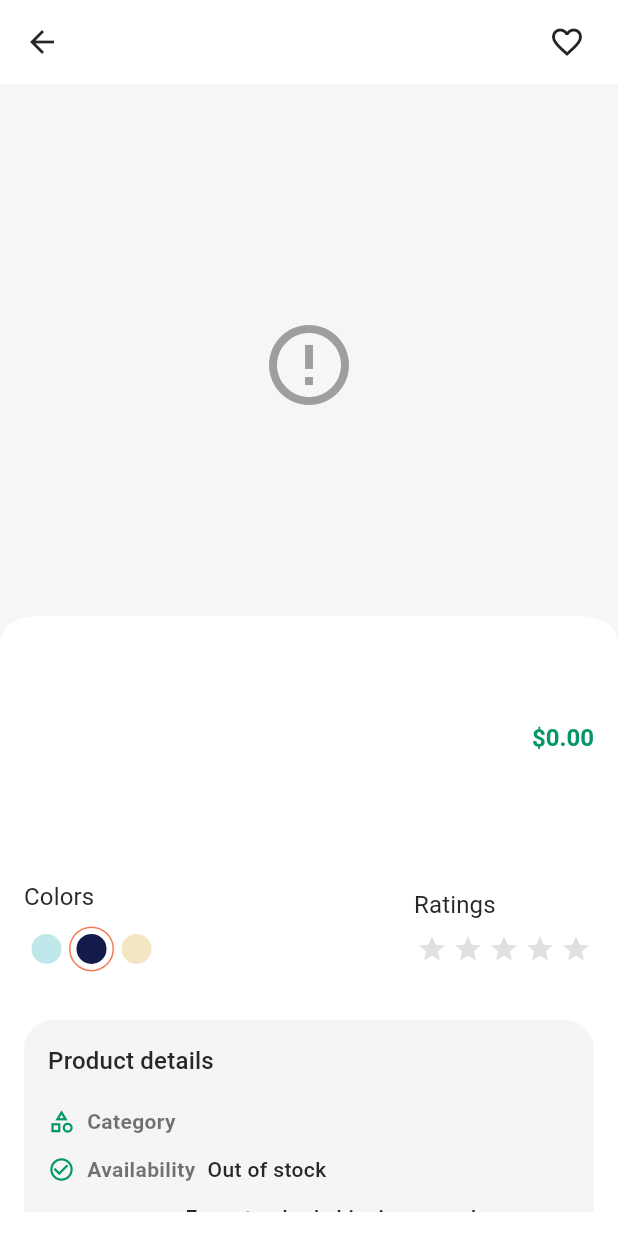
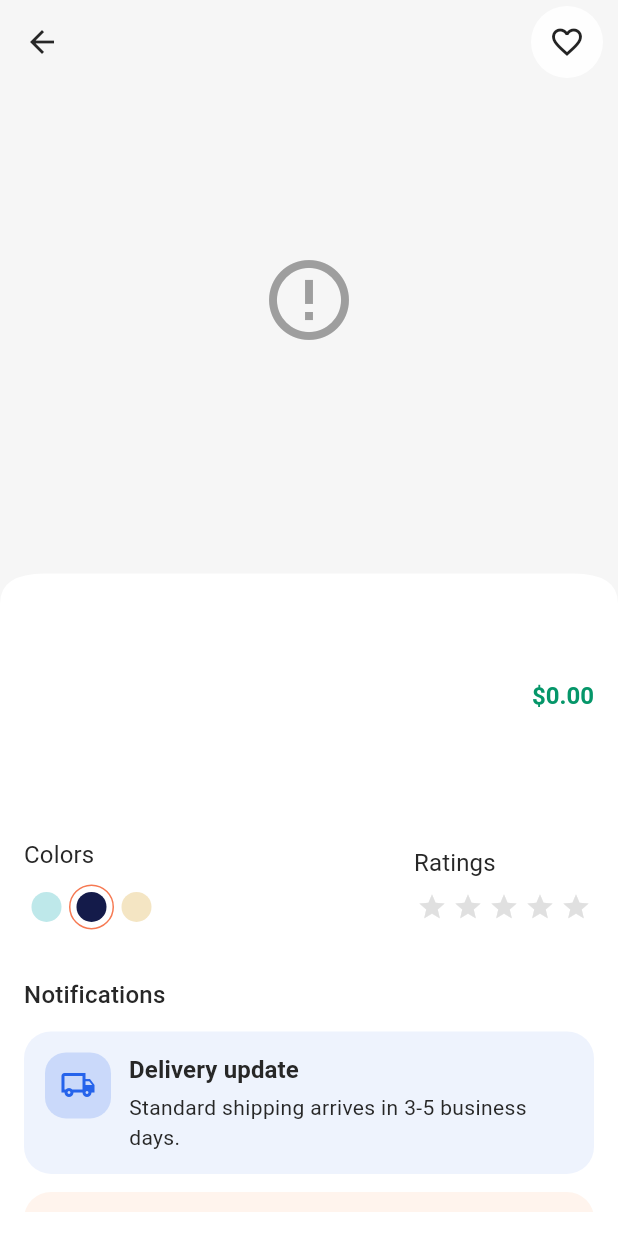
Before and after one commit to Vivek5kwt/shopping, a Flutter app: the DetailsScreen screen opened directly with empty values, on a phone screen of 412 x 824 dp. Run offline on Flutter 3.47's test engine with Material 3 defaults, Android fonts, the phone set to English and light mode, and no system bars; drawn by our look-alikes of flutter_rating_bar; our stand-ins replace cached_network_image, file_picker, firebase_core, fl_chart, flutter_easyloading, flutter_native_splash and 13 more; missing offline and left inert: cloudinary_public; accounts and stored records are empty; Roboto replaces fonts that are missing (Poppins); project files that could hold a hidden picture were left out.

Commit message:
Improve product detail layout

```diff
--- a/lib/features/screens/details/details_screen.dart
+++ b/lib/features/screens/details/details_screen.dart
@@ -29,6 +29,26 @@ class DetailsScreen extends StatefulWidget {
 class _DetailsScreenState extends State<DetailsScreen> {
   late final ValueNotifier<int> _selectedImageNotifier;
   late final ValueNotifier<int> _selectedColorNotifier;
+  final List<_DetailsNotification> _notificationHighlights = const [
+    _DetailsNotification(
+      title: 'Delivery update',
+      description: 'Standard shipping arrives in 3-5 business days.',
+      icon: Icons.local_shipping_outlined,
+      color: Color(0xFF2563EB),
+    ),
+    _DetailsNotification(
+      title: 'Low stock alert',
+      description: 'Only a few pieces left — order soon to reserve yours.',
+      icon: Icons.inventory_2_outlined,
+      color: Color(0xFFF97316),
+    ),
+    _DetailsNotification(
+      title: 'Easy returns',
+      description: 'Free 30-day returns and doorstep pickup available.',
+      icon: Icons.repeat,
+      color: Color(0xFF059669),
+    ),
+  ];
 
   // Define available colors
   final List<Color> availableColors = const [
@@ -117,17 +137,24 @@ class _DetailsScreenState extends State<DetailsScreen> {
   @override
   Widget build(BuildContext context) {
     final isDark = THelperFunctions.isDarkMode(context);
+    final theme = Theme.of(context);
+    final overlayStyle = SystemUiOverlayStyle(
+      statusBarColor: Colors.transparent,
+      statusBarIconBrightness: isDark ? Brightness.light : Brightness.dark,
+      statusBarBrightness: isDark ? Brightness.dark : Brightness.light,
+    );
 
     return AnnotatedRegion<SystemUiOverlayStyle>(
-      value: SystemUiOverlayStyle.dark.copyWith(
-        statusBarColor: Colors.white,
-        statusBarIconBrightness: Brightness.dark,
-        statusBarBrightness: Brightness.light,
-      ),
+      value: overlayStyle,
       child: Scaffold(
         backgroundColor: Colors.white,
+        extendBodyBehindAppBar: true,
         appBar: CustomeAppbar(
           showbackArrow: true,
+          backgroundColor: Colors.transparent,
+          elevation: 0,
+          surfaceTintColor: Colors.transparent,
+          systemOverlayStyle: overlayStyle,
           actions: [
             FavouriteIcon(
               color: Colors.grey.shade100,
@@ -136,7 +163,10 @@ class _DetailsScreenState extends State<DetailsScreen> {
             SizedBox(width: 10),
           ],
         ),
-        body: Column(
+        body: SafeArea(
+          top: false,
+          bottom: false,
+          child: Column(
             children: [
               Expanded(
                 child: CurveWidget(
@@ -152,7 +182,8 @@ class _DetailsScreenState extends State<DetailsScreen> {
                             ),
                             child: Center(
                               child: SizedBox(
-                            height: MediaQuery.of(context).size.height * 0.4,
+                                height:
+                                    MediaQuery.of(context).size.height * 0.4,
                                 child: ValueListenableBuilder<int>(
                                   valueListenable: _selectedImageNotifier,
                                   builder: (context, index, _) {
@@ -182,10 +213,11 @@ class _DetailsScreenState extends State<DetailsScreen> {
                                 return ListView.separated(
                                   itemCount: widget.product.images.length,
                                   shrinkWrap: true,
-                              physics: const AlwaysScrollableScrollPhysics(),
+                                  physics:
+                                      const AlwaysScrollableScrollPhysics(),
                                   scrollDirection: Axis.horizontal,
-                              separatorBuilder: (_, __) =>
-                                  const SizedBox(width: TSizes.spaceBtwItems),
+                                  separatorBuilder: (_, __) => const SizedBox(
+                                      width: TSizes.spaceBtwItems),
                                   itemBuilder: (context, index) {
                                     final image = widget.product.images[index];
                                     final isSelected = selectedIndex == index;
@@ -205,10 +237,13 @@ class _DetailsScreenState extends State<DetailsScreen> {
                                             ? 2
                                             : 1, // Make selected border thicker
                                       ),
-                                  padding: const EdgeInsets.all(TSizes.sm),
+                                      padding:
+                                          const EdgeInsets.all(TSizes.sm),
                                       onPressed: () {
-                                    if (_selectedImageNotifier.value != index) {
-                                      _selectedImageNotifier.value = index;
+                                        if (_selectedImageNotifier.value !=
+                                            index) {
+                                          _selectedImageNotifier.value =
+                                              index;
                                         }
                                       },
                                     );
@@ -251,13 +286,18 @@ class _DetailsScreenState extends State<DetailsScreen> {
                               Expanded(
                                 child: Text(
                                   widget.product.name,
-                              style: Theme.of(context).textTheme.titleLarge,
+                                  style: Theme.of(context)
+                                      .textTheme
+                                      .titleLarge,
                                 ),
                               ),
                               const SizedBox(width: defaultPadding),
                               Text(
                                 "\$${widget.product.price.toStringAsFixed(2)}",
-                            style: Theme.of(context).textTheme.titleLarge!.apply(
+                                style: Theme.of(context)
+                                    .textTheme
+                                    .titleLarge!
+                                    .apply(
                                       color: const Color(0xFF059669),
                                     ),
                               ),
@@ -283,7 +323,9 @@ class _DetailsScreenState extends State<DetailsScreen> {
                                 children: [
                                   Text(
                                     "Colors",
-                                style: Theme.of(context).textTheme.titleSmall,
+                                    style: Theme.of(context)
+                                        .textTheme
+                                        .titleSmall,
                                   ),
                                   const SizedBox(height: defaultPadding / 2),
                                   ValueListenableBuilder<int>(
@@ -294,7 +336,8 @@ class _DetailsScreenState extends State<DetailsScreen> {
                                           availableColors.length,
                                           (index) => GestureDetector(
                                             onTap: () {
-                                          if (_selectedColorNotifier.value !=
+                                              if (_selectedColorNotifier
+                                                      .value !=
                                                   index) {
                                                 _selectedColorNotifier.value =
                                                     index;
@@ -302,7 +345,8 @@ class _DetailsScreenState extends State<DetailsScreen> {
                                             },
                                             child: ColorDot(
                                               color: availableColors[index],
-                                          isActive: selectedColor == index,
+                                              isActive:
+                                                  selectedColor == index,
                                             ),
                                           ),
                                         ),
@@ -316,7 +360,9 @@ class _DetailsScreenState extends State<DetailsScreen> {
                                 children: [
                                   Text(
                                     "Ratings",
-                                style: Theme.of(context).textTheme.titleSmall,
+                                    style: Theme.of(context)
+                                        .textTheme
+                                        .titleSmall,
                                   ),
                                   const SizedBox(height: defaultPadding / 2),
                                   RatingBars(product: widget.product),
@@ -324,6 +370,8 @@ class _DetailsScreenState extends State<DetailsScreen> {
                               ),
                             ],
                           ),
+                          const SizedBox(height: TSizes.spaceBtwSections),
+                          _buildNotificationSection(theme),
                           const SizedBox(height: TSizes.spaceBtwSections),
                           Container(
                             width: double.infinity,
@@ -337,10 +385,13 @@ class _DetailsScreenState extends State<DetailsScreen> {
                               children: [
                                 Text(
                                   'Product details',
-                              style: Theme.of(context).textTheme.titleMedium,
+                                  style: Theme.of(context)
+                                      .textTheme
+                                      .titleMedium,
                                 ),
                                 const SizedBox(height: 12),
-                            _buildInfoRow('Category', widget.product.category,
+                                _buildInfoRow('Category',
+                                    widget.product.category,
                                     Icons.category_outlined),
                                 _buildInfoRow(
                                   'Availability',
@@ -359,7 +410,8 @@ class _DetailsScreenState extends State<DetailsScreen> {
                           ),
                           const SizedBox(height: TSizes.spaceBtwSections),
                           Consumer2<CartProvider, AuthProvider>(
-                        builder: (context, cartProvider, authProvider, chid) {
+                            builder:
+                                (context, cartProvider, authProvider, chid) {
                               return SizedBox(
                                 width: double.infinity,
                                 child: widget.product.quantity > 0
@@ -387,7 +439,8 @@ class _DetailsScreenState extends State<DetailsScreen> {
                                         ),
                                         child: const Text(
                                           "Add to Cart",
-                                      style: TextStyle(color: Colors.white),
+                                          style:
+                                              TextStyle(color: Colors.white),
                                         ),
                                       )
                                     : Container(
@@ -399,7 +452,8 @@ class _DetailsScreenState extends State<DetailsScreen> {
                                           color: const Color(
                                             0xFFEF4444,
                                           ).withOpacity(0.1),
-                                      borderRadius: BorderRadius.circular(50),
+                                          borderRadius:
+                                              BorderRadius.circular(50),
                                         ),
                                         child: const Center(
                                           child: Text(
@@ -423,9 +477,82 @@ class _DetailsScreenState extends State<DetailsScreen> {
                     ),
                   ),
                 ),
+              ),
             ],
+          ),
         ),
       ),
     );
   }
+
+  Widget _buildNotificationSection(ThemeData theme) {
+    return Column(
+      crossAxisAlignment: CrossAxisAlignment.start,
+      children: [
+        Text(
+          'Notifications',
+          style: theme.textTheme.titleMedium,
+        ),
+        const SizedBox(height: 12),
+        ..._notificationHighlights.map(
+          (item) => Padding(
+            padding: const EdgeInsets.only(bottom: 12),
+            child: Container(
+              padding: const EdgeInsets.all(14),
+              decoration: BoxDecoration(
+                color: item.color.withOpacity(.08),
+                borderRadius: BorderRadius.circular(18),
+              ),
+              child: Row(
+                crossAxisAlignment: CrossAxisAlignment.start,
+                children: [
+                  Container(
+                    padding: const EdgeInsets.all(10),
+                    decoration: BoxDecoration(
+                      color: item.color.withOpacity(.18),
+                      borderRadius: BorderRadius.circular(14),
+                    ),
+                    child: Icon(item.icon, color: item.color),
+                  ),
+                  const SizedBox(width: 12),
+                  Expanded(
+                    child: Column(
+                      crossAxisAlignment: CrossAxisAlignment.start,
+                      children: [
+                        Text(
+                          item.title,
+                          style: theme.textTheme.titleSmall?.copyWith(
+                            fontWeight: FontWeight.w600,
+                          ),
+                        ),
+                        const SizedBox(height: 4),
+                        Text(
+                          item.description,
+                          style: theme.textTheme.bodyMedium,
+                        ),
+                      ],
+                    ),
+                  ),
+                ],
+              ),
+            ),
+          ),
+        ),
+      ],
+    );
   }
+}
+
+class _DetailsNotification {
+  final String title;
+  final String description;
+  final IconData icon;
+  final Color color;
+
+  const _DetailsNotification({
+    required this.title,
+    required this.description,
+    required this.icon,
+    required this.color,
+  });
+}
--- a/lib/utils/appbar/custom_appbar.dart
+++ b/lib/utils/appbar/custom_appbar.dart
@@ -1,4 +1,5 @@
 import 'package:flutter/material.dart';
+import 'package:flutter/services.dart';
 import 'package:shop/utils/devices/devices_utils.dart';
 import 'package:shop/utils/theme/colors.dart';
 import 'package:shop/utils/theme/helper.dart';
@@ -11,17 +12,29 @@ class CustomeAppbar extends StatelessWidget implements PreferredSizeWidget {
     this.leadingIcon,
     this.actions,
     this.leadingOnPressed,
+    this.backgroundColor,
+    this.elevation,
+    this.surfaceTintColor,
+    this.systemOverlayStyle,
   });
   final Widget? title;
   final bool showbackArrow;
   final IconData? leadingIcon;
   final List<Widget>? actions;
   final VoidCallback? leadingOnPressed;
+  final Color? backgroundColor;
+  final double? elevation;
+  final Color? surfaceTintColor;
+  final SystemUiOverlayStyle? systemOverlayStyle;
   @override
   Widget build(BuildContext context) {
     final isDark = THelperFunctions.isDarkMode(context);
     return AppBar(
       automaticallyImplyLeading: false,
+      backgroundColor: backgroundColor,
+      elevation: elevation,
+      surfaceTintColor: surfaceTintColor,
+      systemOverlayStyle: systemOverlayStyle,
       leading: showbackArrow
           ? IconButton(
               onPressed: () {
```
Lines whose indentation alone changed are shown as unchanged.
